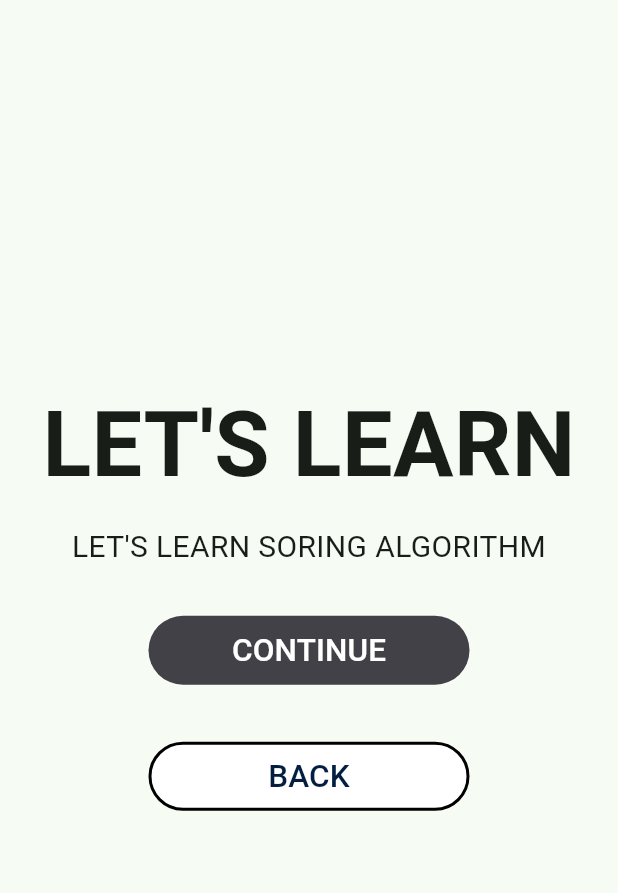
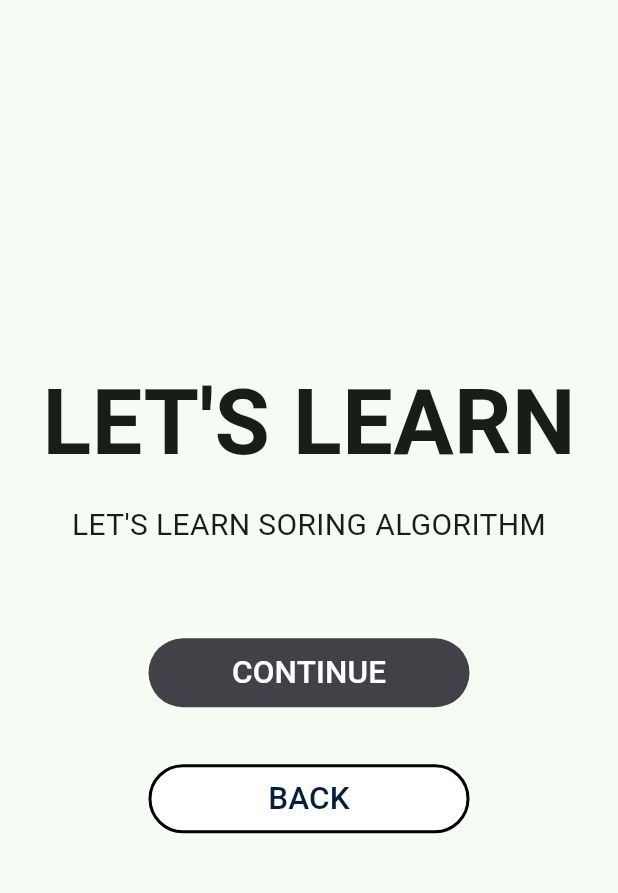
Before and after one commit to sipelepis/Hello_World, a Flutter app: the L2HOME screen opened directly, on a phone screen of 412 x 824 dp, the part 63-956 px from its top. Run offline on Flutter 3.47's test engine with Material 3 defaults, Android fonts, the phone set to English and light mode, and no system bars.

Commit message:
2 new committed

```diff
--- a/lib/Choose_L2.dart
+++ b/lib/Choose_L2.dart
@@ -35,7 +35,7 @@ class TextWidget extends StatelessWidget {
 
   @override
   Widget build(BuildContext context) {
-    return Text(
+    return const Text(
       "CHOOSE SORTING ALGORITHM",
       textAlign: TextAlign.center,
       style: TextStyle(fontSize: 40, fontWeight: FontWeight.bold),
--- a/lib/L2.dart
+++ b/lib/L2.dart
@@ -93,7 +93,7 @@ class TextWidget extends StatelessWidget {
   Widget build(BuildContext context) {
     return Text(
       "LET'S LEARN",
-      textAlign: TextAlign.center,
+      textAlign: TextAlign.start,
       style: TextStyle(fontSize: 60, fontWeight: FontWeight.bold),
     );
   }
@@ -105,7 +105,7 @@ class NormalWidget extends StatelessWidget {
   @override
   Widget build(BuildContext context) {
     return Container(
-      margin: const EdgeInsets.fromLTRB(0, 0, 0, 20),
+      margin: const EdgeInsets.fromLTRB(0, 0, 0, 50),
       padding: EdgeInsets.fromLTRB(10, 10, 10, 10),
       alignment: Alignment
           .center, // Align however you like (i.e .centerRight, centerLeft)
```
